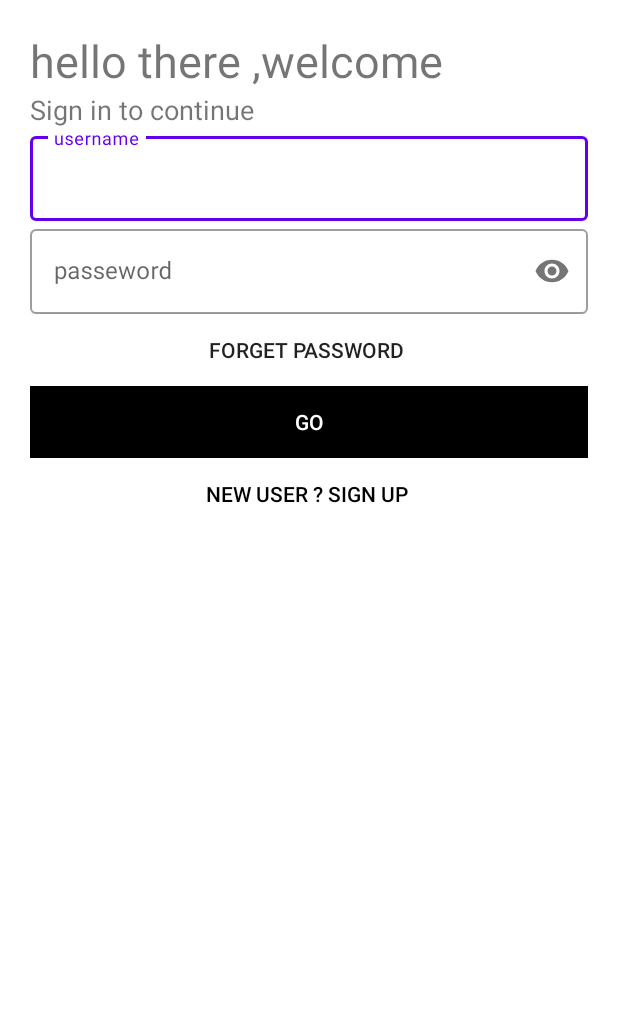
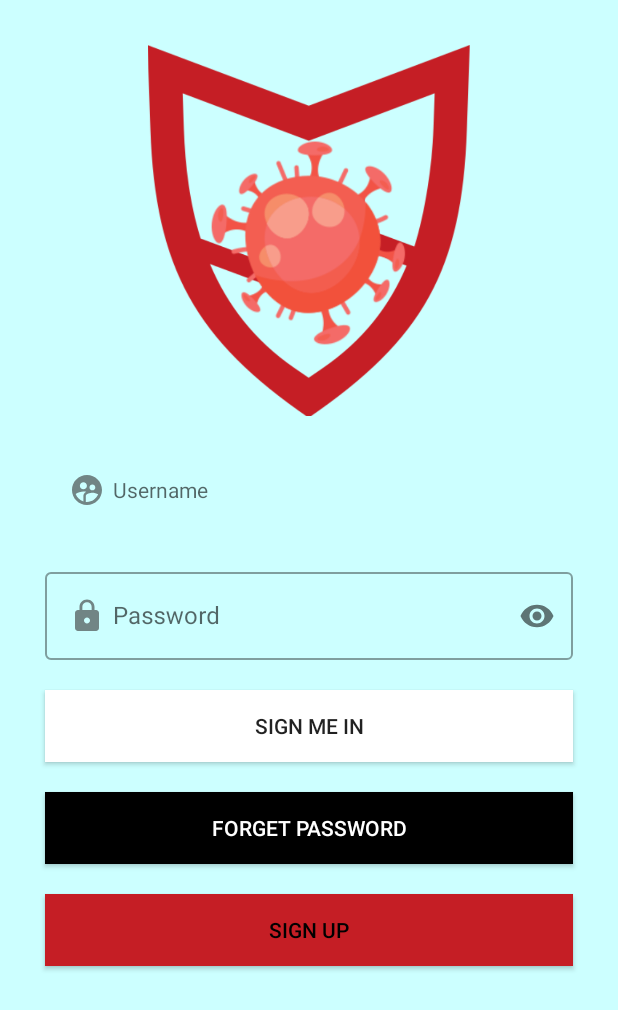
Before and after one commit to HamzaBenAbid/CoShield-19, an Android app: the screen it shows after launch (Login), on a phone screen of 412 x 824 dp. Shown: the top 1010 px of the screen. Run offline under Robolectric (Android 15) with nearby library versions, the phone set to English and light mode, and no system bars; 1 statement that could not run was skipped.

Commit message:
merging to softcoding and  fixing some typos(please always use the strings.xml)

```diff
--- /dev/null
+++ b/app/src/main/res/drawable-anydpi/ic_action_password.xml
@@ -0,0 +1,11 @@
+<vector xmlns:android="http://schemas.android.com/apk/res/android"
+    android:width="24dp"
+    android:height="24dp"
+    android:viewportWidth="24"
+    android:viewportHeight="24"
+    android:tint="#333333"
+    android:alpha="0.6">
+  <path
+      android:fillColor="@android:color/white"
+      android:pathData="M18,8h-1L17,6c0,-2.76 -2.24,-5 -5,-5S7,3.24 7,6v2L6,8c-1.1,0 -2,0.9 -2,2v10c0,1.1 0.9,2 2,2h12c1.1,0 2,-0.9 2,-2L20,10c0,-1.1 -0.9,-2 -2,-2zM12,17c-1.1,0 -2,-0.9 -2,-2s0.9,-2 2,-2 2,0.9 2,2 -0.9,2 -2,2zM15.1,8L8.9,8L8.9,6c0,-1.71 1.39,-3.1 3.1,-3.1 1.71,0 3.1,1.39 3.1,3.1v2z"/>
+</vector>
--- /dev/null
+++ b/app/src/main/res/drawable-anydpi/ic_action_username.xml
@@ -0,0 +1,11 @@
+<vector xmlns:android="http://schemas.android.com/apk/res/android"
+    android:width="24dp"
+    android:height="24dp"
+    android:viewportWidth="24"
+    android:viewportHeight="24"
+    android:tint="#333333"
+    android:alpha="0.6">
+  <path
+      android:fillColor="@android:color/white"
+      android:pathData="M11.99,2c-5.52,0 -10,4.48 -10,10s4.48,10 10,10 10,-4.48 10,-10 -4.48,-10 -10,-10zM15.6,8.34c1.07,0 1.93,0.86 1.93,1.93 0,1.07 -0.86,1.93 -1.93,1.93 -1.07,0 -1.93,-0.86 -1.93,-1.93 -0.01,-1.07 0.86,-1.93 1.93,-1.93zM9.6,6.76c1.3,0 2.36,1.06 2.36,2.36 0,1.3 -1.06,2.36 -2.36,2.36s-2.36,-1.06 -2.36,-2.36c0,-1.31 1.05,-2.36 2.36,-2.36zM9.6,15.89v3.75c-2.4,-0.75 -4.3,-2.6 -5.14,-4.96 1.05,-1.12 3.67,-1.69 5.14,-1.69 0.53,0 1.2,0.08 1.9,0.22 -1.64,0.87 -1.9,2.02 -1.9,2.68zM11.99,20c-0.27,0 -0.53,-0.01 -0.79,-0.04v-4.07c0,-1.42 2.94,-2.13 4.4,-2.13 1.07,0 2.92,0.39 3.84,1.15 -1.17,2.97 -4.06,5.09 -7.45,5.09z"/>
+</vector>
--- a/app/src/main/res/layout/activity_login.xml
+++ b/app/src/main/res/layout/activity_login.xml
@@ -6,80 +6,73 @@
     android:layout_height="match_parent"
     tools:context=".Login"
     android:orientation="vertical"
-    android:background="#fff"
+    android:background="#CCFFFF"
     android:padding="20dp">
 
+    <ImageView
+        android:layout_width="233dp"
+        android:layout_height="247dp"
+        android:layout_gravity="center"
+        android:layout_margin="10dp"
+        android:src="@drawable/logogenrale"></ImageView>
 
-    <TextView
-        android:id="@+id/logo_name"
+    <com.google.android.material.textfield.TextInputLayout
         android:layout_width="match_parent"
-        android:layout_height="wrap_content"
-        android:text="hello there ,welcome"
-        android:textSize="30sp"
+        android:layout_height="wrap_content">
 
-        />
+    </com.google.android.material.textfield.TextInputLayout>
+    <com.google.android.material.textfield.TextInputEditText
+        android:id="@+id/username"
+        android:drawableStart="@drawable/ic_action_username"
+        android:drawablePadding="5dp"
+        android:hint="@string/username"
+        android:layout_margin="10dp"
+        style="@style/Widget.MaterialComponents.TextInputLayout.OutlinedBox"
+        android:layout_width="match_parent"
+        android:layout_height="wrap_content">
 
-    <TextView
-        android:id="@+id/slogan_name"
-        android:layout_width="wrap_content"
-        android:layout_height="wrap_content"
-        android:text="Sign in to continue"
-        android:textSize="18sp"
-       />
-    <LinearLayout
-        android:layout_width="match_parent"
-        android:layout_height="wrap_content"
-        android:orientation="vertical"
-        >
+    </com.google.android.material.textfield.TextInputEditText>
+
 
     <com.google.android.material.textfield.TextInputLayout
         android:layout_width="match_parent"
         android:layout_height="wrap_content"
-            android:id="@+id/username"
-            android:hint="username"
-            style="@style/Widget.MaterialComponents.TextInputLayout.OutlinedBox">
-        <com.google.android.material.textfield.TextInputEditText
-            android:layout_width="match_parent"
-            android:layout_height="wrap_content">
-
-        </com.google.android.material.textfield.TextInputEditText>
-        </com.google.android.material.textfield.TextInputLayout>
-
-        <com.google.android.material.textfield.TextInputLayout
-            android:layout_width="match_parent"
-            android:layout_height="wrap_content"
-            android:id="@+id/passeword"
-            android:hint="passeword"
+        android:id="@+id/text_input_password_toggle"
+        android:hint="@string/Password"
+        android:layout_margin="10dp"
         app:passwordToggleEnabled="true"
         style="@style/Widget.MaterialComponents.TextInputLayout.OutlinedBox">
+
         <com.google.android.material.textfield.TextInputEditText
             android:layout_width="match_parent"
             android:layout_height="wrap_content"
-                android:inputType="textPassword">
+            android:inputType="textPassword"
+            android:drawablePadding="5dp"
+            android:drawableStart="@drawable/ic_action_password" />
+    </com.google.android.material.textfield.TextInputLayout>
 
-            </com.google.android.material.textfield.TextInputEditText>
-        </com.google.android.material.textfield.TextInputLayout>
     <Button
         android:layout_width="match_parent"
         android:layout_height="wrap_content"
+        android:layout_margin="10dp"
         android:background="#fff"
-            android:text="forget password "
-            android:layout_gravity="right"
+        android:text="@string/sign_in"
+        android:layout_gravity="end"
         />
     <Button
         android:layout_width="match_parent"
         android:layout_height="wrap_content"
-            android:text="Go"
+        android:text="@string/lost_pass"
         android:background="#000"
+        android:layout_margin="10dp"
         android:textColor="#fff"
         />
+
     <Button
         android:layout_width="match_parent"
         android:layout_height="wrap_content"
-            android:background="#fff"
-            android:text="new user ? SIGN UP "
-            android:textColor="#000"/>
-
+        android:background="#C51E25"
+        android:layout_margin="10dp"
+        android:text="@string/sign_up"
+        android:textColor="#000" />
 </LinearLayout>
-
-</LinearLayout>
--- a/app/src/main/res/layout/activity_main.xml
+++ b/app/src/main/res/layout/activity_main.xml
@@ -22,7 +22,7 @@
         android:layout_height="wrap_content"
         android:layout_weight="1"
         android:gravity="center"
-        android:text="CoShilde19"
+        android:text="@string/app_name"
         android:textSize="30sp" />
 
 
--- a/app/src/main/res/values/strings.xml
+++ b/app/src/main/res/values/strings.xml
@@ -1,3 +1,11 @@
 <resources>
-    <string name="app_name">Coshiled19</string>
+    <string name="app_name"  >CoShield-19</string>
+    <string name="sign_in"   > Sign me in </string>
+    <string name="sign_up"   > Sign up </string>
+    <string name="lost_pass" > Forget Password  </string>
+    <string name="Email"     > Email </string>
+    <string name="Password"  > Password </string>
+    <string name="username"  > Username </string>
+    <string name="wrong_pass"> wrong Credentials </string>
+    <string name="appname"  > CoShield-19 </string>
 </resources>
```
Also changed, not shown: app/src/main/res/drawable-hdpi/ic_action_password.png (added), app/src/main/res/drawable-hdpi/ic_action_username.png (added), app/src/main/res/drawable-mdpi/ic_action_password.png (added), app/src/main/res/drawable-mdpi/ic_action_username.png (added), app/src/main/res/drawable-xhdpi/ic_action_password.png (added), app/src/main/res/drawable-xhdpi/ic_action_username.png (added), app/src/main/res/drawable-xxhdpi/ic_action_password.png (added), app/src/main/res/drawable-xxhdpi/ic_action_username.png (added), app/src/main/res/drawable/logogenrale.png. Lines whose indentation alone changed are shown as unchanged.
